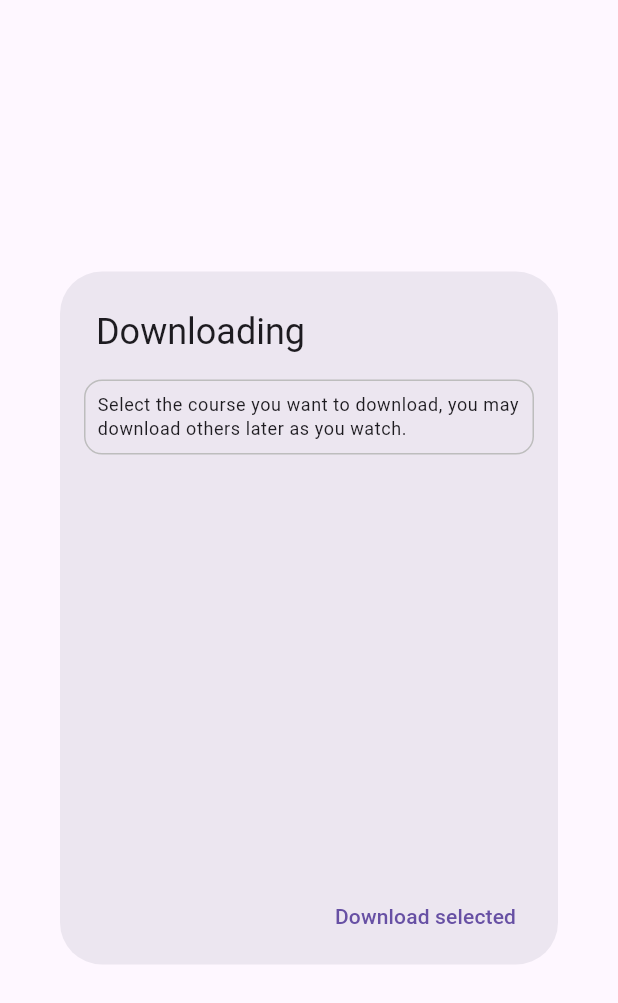
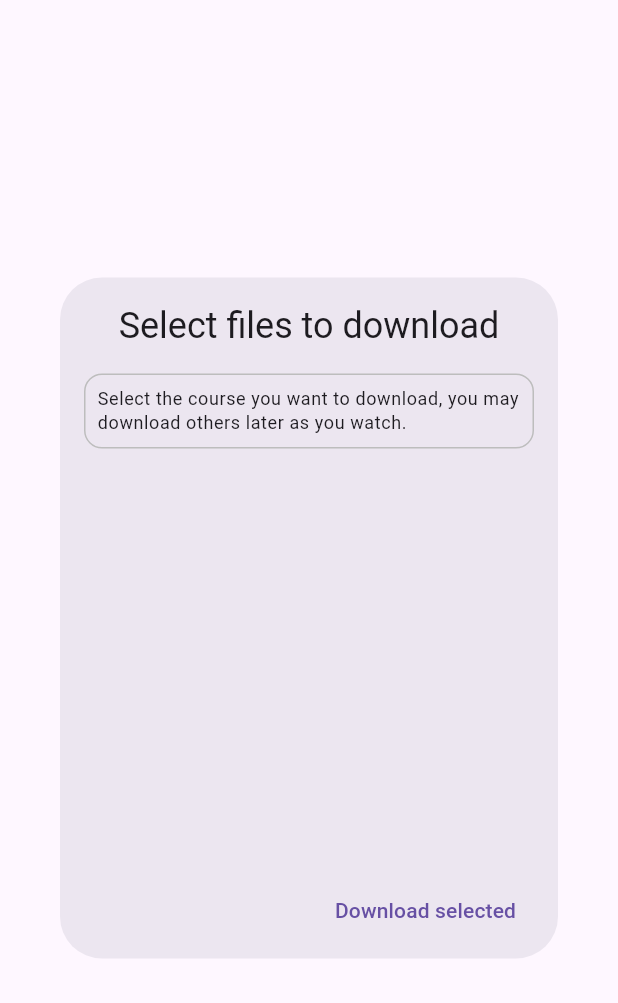
Before and after one commit to Toffee23/course-view, a Flutter app: the DownloadDialog widget shown alone on an empty page, opened directly with empty values, after a tap on "Download selected", on a phone screen of 412 x 824 dp. Shown: the top 1003 px of the screen. Run offline on Flutter 3.47's test engine with Material 3 defaults, Android fonts, the phone set to English and light mode, and no system bars; our stand-ins replace cached_network_image, chewie, dio, flutter_riverpod, hex, shimmer and 2 more; missing offline and left inert: encrypt; network calls fail.

Commit message:
Update the course view page

```diff
--- a/lib/pages/cart/page.dart
+++ b/lib/pages/cart/page.dart
@@ -1,3 +1,5 @@
+import 'dart:developer';
+
 import 'package:course_view/core/api_handler/api_endpoints.dart';
 import 'package:course_view/core/api_handler/api_handler_models.dart';
 import 'package:course_view/core/api_handler/api_services.dart';
@@ -334,6 +336,8 @@ class CartBottomSheet extends StatelessWidget {
 
     final response = await ClientApi().pay(data);
 
+    log(response.data.toString());
+
     if (response.status == ResponseStatus.successful) {
       final url = response.data['authorization_url'];
       final accessCode = response.data['access_code'];
--- a/lib/pages/course_view/page.dart
+++ b/lib/pages/course_view/page.dart
@@ -74,12 +74,8 @@ class _CourseViewPageState extends ConsumerState<CourseViewPage> {
     if (completed) {
       await _videoController1.pause();
     }
-    // final file = await download.getVideo(module.url, module.id, 'mp4');
 
     final file = await _download.getVideo(module.url, module.id, 'mp4');
-
-    log('AZAG ${module.url}');
-    log('AZAG ${file?.path}');
 
     if (file != null) {
       _videoController1 = VideoPlayerController.file(file);
@@ -97,33 +93,32 @@ class _CourseViewPageState extends ConsumerState<CourseViewPage> {
   }
 
   Future<void> downloadAllVideos(List<Lessons> lessons) async {
+    List<Module> modules = [];
+    List<ValueNotifier<bool>> valueNotifiers = [];
+
+    for (var lesson in lessons) {
+      for (var module in lesson.modules) {
+        modules.add(module);
+        valueNotifiers.add(ValueNotifier<bool>(false));
+      }
+    }
+
     showDialog(
       barrierDismissible: false,
       context: context,
       builder: (BuildContext context) {
-        return DownloadDialog(lessons: lessons);
+        return DownloadDialog(
+          modules: modules,
+          valueNotifiers: valueNotifiers,
+        );
       },
     );
-
-    if (!_download.isInitialized) {
-      await _download.initialize();
   }
-
-    for (var lesson in lessons) {
-      for (var module in lesson.modules) {
-        log(module.url);
-        await _download.getVideo(module.url, module.id, 'mp4');
-      }
-    }
-    // _popDialog();
-  }
-
-  void _popDialog() => Navigator.of(context).pop();
 
   void _createChewieController() {
     _chewieController = ChewieController(
       videoPlayerController: _videoController1,
-      // autoPlay: true,
+      autoPlay: true,
       looping: true,
       progressIndicatorDelay:
           bufferDelay != null ? Duration(milliseconds: bufferDelay!) : null,
@@ -780,18 +775,56 @@ class _CourseViewPageState extends ConsumerState<CourseViewPage> {
 }
 
 class DownloadDialog extends StatelessWidget {
-  const DownloadDialog({
+  DownloadDialog({
     Key? key,
-    required this.lessons,
+    required this.modules,
+    required this.valueNotifiers,
   }) : super(key: key);
-  final List<Lessons> lessons;
+  final List<Module> modules;
+  final List<ValueNotifier<bool>> valueNotifiers;
+
+  final isStartedNotifier = ValueNotifier<bool>(false);
+
+  Future<void> _startDownload(context) async {
+    final download = Download();
+
+    if (!download.isInitialized) {
+      await download.initialize();
+    }
+
+    isStartedNotifier.value = true;
+    int index = 0;
+    for (var module in modules) {
+      if (valueNotifiers.elementAt(index).value) {
+        log(module.url);
+        await download.getVideo(module.url, module.id, 'mp4');
+      }
+      index++;
+    }
+    _popDialog(context);
+  }
+
+  void _popDialog(BuildContext context) => Navigator.of(context).pop();
 
   @override
   Widget build(BuildContext context) {
     return WillPopScope(
       onWillPop: () async => false,
-      child: AlertDialog(
-        title: const Text('Downloading'),
+      child: ValueListenableBuilder(
+          valueListenable: isStartedNotifier,
+          builder: (context, isStarted, _) {
+            return AlertDialog(
+              titlePadding: EdgeInsets.zero,
+              clipBehavior: Clip.hardEdge,
+              title: Column(
+                children: <Widget>[
+                  if (isStarted) const LinearProgressIndicator(),
+                  const Padding(
+                    padding: EdgeInsets.fromLTRB(16.0, 16.0, 16.0, 0),
+                    child: Text('Select files to download'),
+                  ),
+                ],
+              ),
               content: Container(
                 constraints: const BoxConstraints(
                   maxHeight: 350,
@@ -819,37 +852,43 @@ class DownloadDialog extends StatelessWidget {
                           crossAxisAlignment: CrossAxisAlignment.start,
                           mainAxisSize: MainAxisSize.min,
                           children: <Widget>[
-                      ...lessons.asMap().entries.map((lessonEntry) {
-                        return lessonEntry.value.modules
-                            .asMap()
-                            .entries
-                            .map((moduleEntry) {
-                          return ListTile(
-                            onTap: () {},
-                            leading: Text(
-                                '${lessonEntry.key + moduleEntry.key + 1}.'),
+                            ...modules.asMap().entries.map(
+                                  (e) => ListTile(
+                                    onTap: () => valueNotifiers
+                                            .elementAt(e.key)
+                                            .value =
+                                        !valueNotifiers.elementAt(e.key).value,
+                                    leading: Text('${e.key + 1}.'),
                                     minLeadingWidth: 0,
-                            title: Text(moduleEntry.value.name),
-                            // trailing: const SizedBox.square(
-                            //   dimension: 18,
-                            //   child: CircularProgressIndicator(
-                            //     strokeWidth: 2,
-                            //   ),
-                            // ),
-                            trailing: Checkbox(
-                              value: true,
+                                    title: Text(e.value.name),
+                                    // trailing: ,
+                                    trailing: isStarted
+                                        ? const SizedBox.square(
+                                            dimension: 18,
+                                            child: CircularProgressIndicator(
+                                              strokeWidth: 2,
+                                            ),
+                                          )
+                                        : ValueListenableBuilder<bool>(
+                                            valueListenable:
+                                                valueNotifiers.elementAt(e.key),
+                                            builder: (context, isSelected, _) {
+                                              return IgnorePointer(
+                                                child: Checkbox(
+                                                  value: isSelected,
                                                   onChanged: (value) {},
                                                 ),
-                            contentPadding:
-                                const EdgeInsets.symmetric(horizontal: 16.0),
+                                              );
+                                            }),
+                                    contentPadding: const EdgeInsets.symmetric(
+                                        horizontal: 16.0),
                                     dense: true,
                                     visualDensity: const VisualDensity(
-                                vertical: -4, horizontal: -4),
-                          );
-                        }).toList();
-                      }).expand((modules) {
-                        return modules;
-                      }).toList(),
+                                      vertical: -4,
+                                      horizontal: -4,
+                                    ),
+                                  ),
+                                ),
                           ],
                         ),
                       ),
@@ -860,9 +899,13 @@ class DownloadDialog extends StatelessWidget {
               contentPadding: EdgeInsets.zero,
               actionsPadding: const EdgeInsets.only(right: 16.0, bottom: 8.0),
               actions: <Widget>[
-          TextButton(onPressed: () {}, child: const Text('Download selected')),
+                TextButton(
+                  onPressed: () => _startDownload(context),
+                  child: const Text('Download selected'),
+                ),
               ],
-      ),
+            );
+          }),
     );
   }
 }
--- a/lib/pages/home/page.dart
+++ b/lib/pages/home/page.dart
@@ -1,5 +1,3 @@
-import 'dart:developer';
-
 import 'package:course_view/pages/home/provider.dart';
 import 'package:course_view/widgets/place_holders.dart';
 import 'package:flutter/material.dart';
@@ -13,7 +11,6 @@ class HomePage extends ConsumerWidget {
 
   @override
   Widget build(BuildContext context, WidgetRef ref) {
-    log('Azag in build');
     return ref.watch(coursesProvider).when(
       data: (courses) {
         return SingleChildScrollView(
```
Lines whose indentation alone changed are shown as unchanged.
